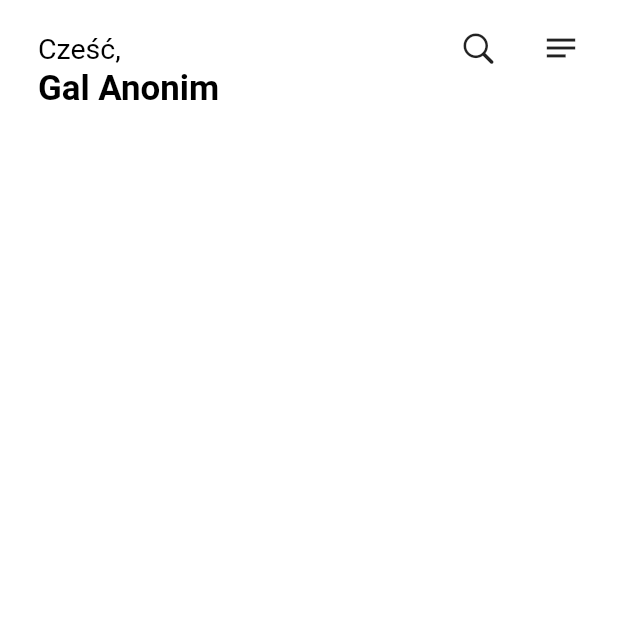
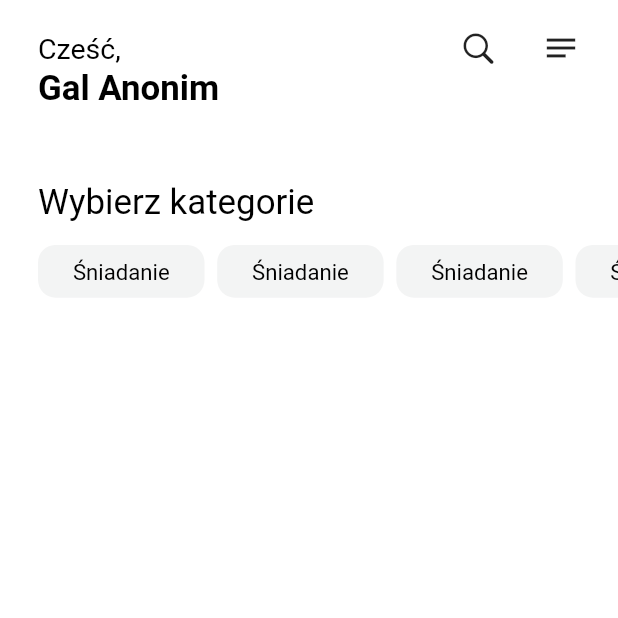
Before and after one commit to BennyM88/przepisy_sylwii_mobile, a Flutter app: the screen it shows after launch, on a phone screen of 412 x 824 dp, the top half of it. Run offline on Flutter 3.47's test engine with Material 2 defaults, Android fonts, the phone set to English and light mode, and no system bars; our stand-ins replace flutter_screenutil; missing offline and left inert: cupertino_back_gesture; Roboto replaces fonts that are missing (UbuntuBold, UbuntuRegular); statements that could not run were skipped.

Commit message:
Added categories

```diff
--- a/lib/constants/typography.dart
+++ b/lib/constants/typography.dart
@@ -24,4 +24,18 @@ class CustomTypography {
     fontFamily: ubuntuFontBold,
     color: CustomColors.neutral00,
   );
+
+  static TextStyle uRegular22 = TextStyle(
+    fontSize: 22.sp,
+    fontWeight: regular,
+    fontFamily: ubuntuFontRegular,
+    color: CustomColors.neutral00,
+  );
+
+  static TextStyle uRegular14 = TextStyle(
+    fontSize: 14.sp,
+    fontWeight: regular,
+    fontFamily: ubuntuFontRegular,
+    color: CustomColors.neutral00,
+  );
 }
--- a/lib/view/pages/home_page.dart
+++ b/lib/view/pages/home_page.dart
@@ -2,6 +2,7 @@ import 'package:flutter/cupertino.dart';
 import 'package:flutter/material.dart';
 import 'package:flutter_screenutil/flutter_screenutil.dart';
 import 'package:przepisy_sylwii_mobile/constants/typography.dart';
+import 'package:przepisy_sylwii_mobile/view/widgets/category_list.dart';
 
 class HomePage extends StatelessWidget {
   const HomePage({super.key});
@@ -10,21 +11,32 @@ class HomePage extends StatelessWidget {
   Widget build(BuildContext context) {
     return Scaffold(
       body: SafeArea(
-        child: Padding(
-          padding: EdgeInsets.symmetric(horizontal: 24.w),
         child: Column(
+          crossAxisAlignment: CrossAxisAlignment.start,
           children: [
             SizedBox(height: 20.h),
             _topBar(),
+            SizedBox(height: 50.h),
+            Padding(
+              padding: EdgeInsets.only(left: 24.w),
+              child: Text(
+                'Wybierz kategorie',
+                style: CustomTypography.uRegular22,
+              ),
+            ),
+            SizedBox(height: 16.h),
+            CategoryList(),
+            SizedBox(height: 16.h),
           ],
-          ),
         ),
       ),
     );
   }
 
   Widget _topBar() {
-    return Column(
+    return Padding(
+      padding: EdgeInsets.symmetric(horizontal: 24.w),
+      child: Column(
         crossAxisAlignment: CrossAxisAlignment.start,
         children: [
           Row(
@@ -57,6 +69,7 @@ class HomePage extends StatelessWidget {
             style: CustomTypography.uBold22,
           ),
         ],
+      ),
     );
   }
 }
--- /dev/null
+++ b/lib/view/widgets/category_list.dart
@@ -0,0 +1,46 @@
+import 'package:flutter/material.dart';
+import 'package:flutter_screenutil/flutter_screenutil.dart';
+import 'package:przepisy_sylwii_mobile/constants/colors.dart';
+import 'package:przepisy_sylwii_mobile/constants/typography.dart';
+
+class CategoryList extends StatelessWidget {
+  const CategoryList({super.key});
+
+  @override
+  Widget build(BuildContext context) {
+    return Padding(
+      padding: EdgeInsets.only(left: 24.w),
+      child: SizedBox(
+        height: 36.h,
+        child: ListView.builder(
+          shrinkWrap: true,
+          physics: const ClampingScrollPhysics(),
+          scrollDirection: Axis.horizontal,
+          itemCount: 5,
+          itemBuilder: (context, index) => _buildCategoryBox(),
+        ),
+      ),
+    );
+  }
+
+  Widget _buildCategoryBox() {
+    return Padding(
+      padding: EdgeInsets.only(right: 8.w),
+      child: Container(
+        decoration: BoxDecoration(
+          color: CustomColors.neutral80.withOpacity(0.22),
+          borderRadius: BorderRadius.circular(12.r),
+        ),
+        child: Padding(
+          padding: EdgeInsets.symmetric(horizontal: 22.w),
+          child: Center(
+            child: Text(
+              'Śniadanie',
+              style: CustomTypography.uRegular14,
+            ),
+          ),
+        ),
+      ),
+    );
+  }
+}
```
Lines whose indentation alone changed are shown as unchanged.
